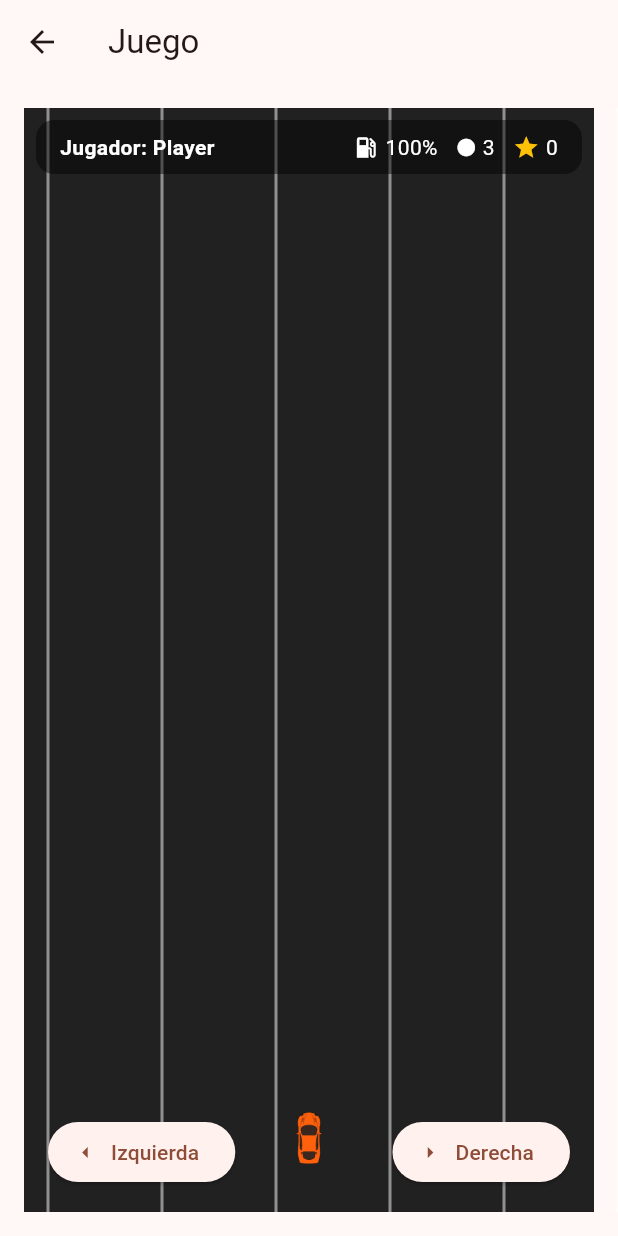
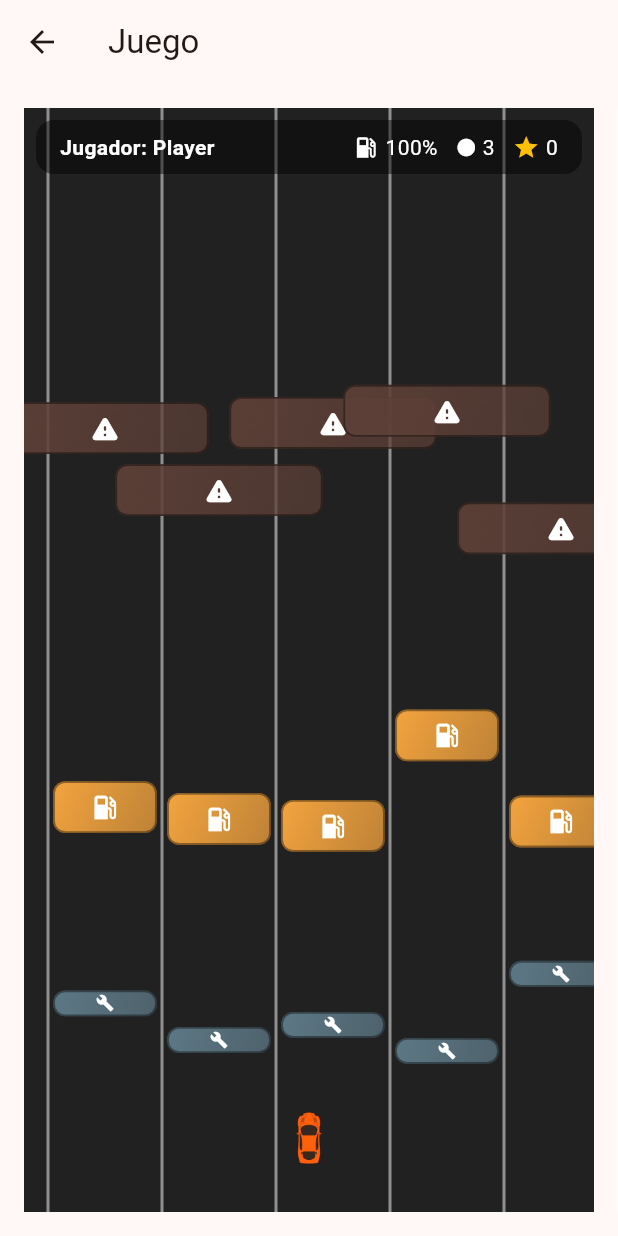
Before and after one commit to danyulloa21/slider_app, a Flutter app: the GameView screen opened by its route, on a phone screen of 412 x 824 dp. Run offline on Flutter 3.47's test engine with Material 3 defaults, Android fonts, the phone set to English and light mode, and no system bars; our stand-ins replace flutter_dotenv, get, supabase_flutter; accounts and stored records are empty.

Commit message:
Se generan obstaculos, falta empezar a correr y reorganizarlos

```diff
--- a/lib/data/models/obstacle_model.dart
+++ b/lib/data/models/obstacle_model.dart
@@ -18,6 +18,10 @@ class ObstacleInstance {
 
   /// Tamaño actual del sprite
   final Size size;
+
+  /// Atajos para ancho y alto, derivados de [size]
+  double get width => size.width;
+  double get height => size.height;
 
   /// Velocidad vertical (px por tick)
   double speed;
--- a/lib/modules/game/game_view.dart
+++ b/lib/modules/game/game_view.dart
@@ -1,6 +1,7 @@
 import 'package:flutter/material.dart';
 import 'package:get/get.dart';
 import '../../core/widgets/app_layout.dart';
+import '../../data/models/obstacle_model.dart';
 import 'game_controller.dart';
 
 class GameView extends StatefulWidget {
@@ -40,6 +41,9 @@ class _GameViewState extends State<GameView> {
               _initCarPosition(totalWidth, totalHeight, isVertical);
             }
 
+            // Generamos obstáculos estáticos solo una vez para este tamaño
+            controller.generateObstaclesForSize(totalWidth, totalHeight);
+
             return GestureDetector(
               // Arrastre libre: horizontal en modo vertical, vertical en modo horizontal
               onPanUpdate: (details) =>
@@ -54,22 +58,14 @@ class _GameViewState extends State<GameView> {
                     child: _buildLanes(totalWidth, totalHeight, isVertical),
                   ),
 
-                  // TODO: aquí luego se pueden dibujar obstáculos / pickups
-                  // ..._buildObstaclesLayer(),
+                  // Obstáculos y pickups (gasolina, llantas)
+                  Positioned.fill(child: _buildObstaclesLayer()),
 
                   // Auto
                   _buildCar(isVertical),
 
                   // HUD
                   Positioned(top: 0, left: 0, right: 0, child: _buildHud()),
-
-                  // Controles de movimiento (opcional, además del drag)
-                  Positioned(
-                    bottom: 16,
-                    left: 16,
-                    right: 16,
-                    child: _buildControls(isVertical),
-                  ),
                 ],
               ),
             );
@@ -214,6 +210,66 @@ class _GameViewState extends State<GameView> {
     );
   }
 
+  Widget _buildObstaclesLayer() {
+    return Obx(
+      () => Stack(
+        children: controller.obstacles.map((o) {
+          Color baseColor;
+          IconData? icon;
+
+          switch (o.type) {
+            case ObstacleType.obstacle2x1:
+            case ObstacleType.obstacle1x1:
+              baseColor = Colors.brown.shade700;
+              icon = Icons.warning_rounded;
+              break;
+            case ObstacleType.fuelPickup:
+            case ObstacleType.recarga1x1:
+            case ObstacleType.recarga1x05:
+              baseColor = Colors.orangeAccent;
+              icon = Icons.local_gas_station;
+              break;
+            case ObstacleType.tyrePickup:
+              baseColor = Colors.blueGrey;
+              icon = Icons.build; // representa cambio de llantas
+              break;
+          }
+
+          return Positioned(
+            left: o.x,
+            top: o.y,
+            width: o.width,
+            height: o.height,
+            child: Container(
+              decoration: BoxDecoration(
+                gradient: LinearGradient(
+                  colors: [
+                    baseColor.withOpacity(0.95),
+                    baseColor.withOpacity(0.7),
+                  ],
+                  begin: Alignment.topLeft,
+                  end: Alignment.bottomRight,
+                ),
+                borderRadius: BorderRadius.circular(8),
+                border: Border.all(
+                  color: Colors.black.withOpacity(0.4),
+                  width: 1.2,
+                ),
+              ),
+              child: Center(
+                child: Icon(
+                  icon,
+                  color: Colors.white,
+                  size: (o.height * 0.6).clamp(12.0, 24.0),
+                ),
+              ),
+            ),
+          );
+        }).toList(),
+      ),
+    );
+  }
+
   Widget _buildCar(bool isVertical) {
     final carPath = controller.car?.assetPath ?? 'assets/cars/orange_car.png';
 
@@ -301,59 +357,6 @@ class _GameViewState extends State<GameView> {
       ),
     );
   }
-
-  Widget _buildControls(bool isVertical) {
-    // Controles secundarios, además del arrastre
-    if (isVertical) {
-      return Row(
-        mainAxisAlignment: MainAxisAlignment.spaceBetween,
-        children: [
-          ElevatedButton.icon(
-            onPressed: () {
-              setState(() {
-                _carX -= controller.laneWidth.value / 2;
-              });
-            },
-            icon: const Icon(Icons.arrow_left),
-            label: const Text('Izquierda'),
-          ),
-          ElevatedButton.icon(
-            onPressed: () {
-              setState(() {
-                _carX += controller.laneWidth.value / 2;
-              });
-            },
-            icon: const Icon(Icons.arrow_right),
-            label: const Text('Derecha'),
-          ),
-        ],
-      );
-    } else {
-      return Row(
-        mainAxisAlignment: MainAxisAlignment.spaceBetween,
-        children: [
-          ElevatedButton.icon(
-            onPressed: () {
-              setState(() {
-                _carY -= controller.carHeight;
-              });
-            },
-            icon: const Icon(Icons.arrow_upward),
-            label: const Text('Arriba'),
-          ),
-          ElevatedButton.icon(
-            onPressed: () {
-              setState(() {
-                _carY += controller.carHeight;
-              });
-            },
-            icon: const Icon(Icons.arrow_downward),
-            label: const Text('Abajo'),
-          ),
-        ],
-      );
-    }
-  }
 }
 
 /// Painter simple para dibujar carriles
```
Also changed, not shown: lib/modules/game/game_controller.dart (+56 -3 lines).
